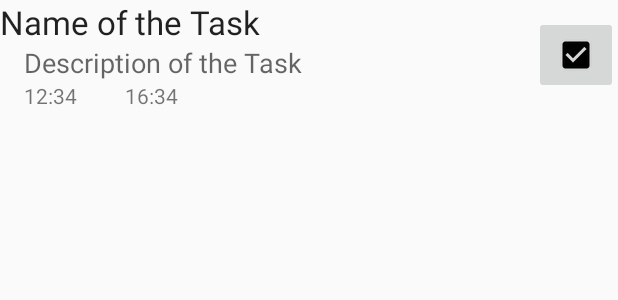
After one commit to arjunswaj/ToDoMaterial, an Android app: the layout incomplete_task_item.xml on its own in the app's theme, with its tools: preview values and no code run, on a phone screen of 412 x 824 dp. The commit adds this screen. Shown: the top 300 px of the screen. Run offline under Robolectric (Android 15) with nearby library versions, the phone set to English and light mode, and no system bars.

Commit message:
Designing the Incomplete task item.

```diff
--- /dev/null
+++ b/app/src/main/res/layout/incomplete_task_item.xml
@@ -0,0 +1,62 @@
+<?xml version="1.0" encoding="utf-8"?>
+<RelativeLayout xmlns:android="http://schemas.android.com/apk/res/android"
+                android:layout_width="match_parent"
+                android:layout_height="wrap_content">
+
+    <TextView
+        android:id="@+id/task_name"
+        style="@style/Base.TextAppearance.AppCompat.Large"
+        android:layout_width="match_parent"
+        android:layout_height="wrap_content"
+        android:layout_alignParentTop="true"
+        android:layout_toLeftOf="@+id/mark_complete"
+        android:layout_toStartOf="@+id/mark_complete"
+        android:text="@string/task_name"/>
+
+    <TextView
+        android:id="@+id/task_description"
+        style="@style/Base.TextAppearance.AppCompat.Medium"
+        android:layout_width="match_parent"
+        android:layout_height="wrap_content"
+        android:layout_below="@+id/task_name"
+        android:layout_marginLeft="@dimen/task_description_vertical_margin"
+        android:layout_marginRight="@dimen/task_description_vertical_margin"
+        android:layout_toLeftOf="@+id/mark_complete"
+        android:layout_toStartOf="@+id/mark_complete"
+        android:text="@string/task_description"/>
+
+    <TextView
+        android:id="@+id/task_start_time"
+        style="@style/Base.TextAppearance.AppCompat.Small"
+        android:layout_width="wrap_content"
+        android:layout_height="wrap_content"
+        android:layout_alignParentLeft="true"
+        android:layout_alignParentStart="true"
+        android:layout_below="@+id/task_description"
+        android:layout_marginLeft="@dimen/task_time_vertical_margin"
+        android:layout_marginRight="@dimen/task_time_vertical_margin"
+        android:text="@string/task_start_time"/>
+
+    <TextView
+        android:id="@+id/task_end_time"
+        style="@style/Base.TextAppearance.AppCompat.Small"
+        android:layout_width="wrap_content"
+        android:layout_height="wrap_content"
+        android:layout_below="@+id/task_description"
+        android:layout_marginLeft="@dimen/task_time_vertical_margin"
+        android:layout_marginRight="@dimen/task_time_vertical_margin"
+        android:layout_toEndOf="@+id/task_start_time"
+        android:layout_toLeftOf="@+id/mark_complete"
+        android:layout_toRightOf="@+id/task_start_time"
+        android:layout_toStartOf="@+id/mark_complete"
+        android:text="@string/task_end_time"/>
+
+    <ImageButton
+        android:id="@+id/mark_complete"
+        android:layout_width="wrap_content"
+        android:layout_height="wrap_content"
+        android:layout_alignParentEnd="true"
+        android:layout_alignParentRight="true"
+        android:layout_centerVertical="true"
+        android:src="@drawable/abc_btn_check_to_on_mtrl_015"/>
+</RelativeLayout>
--- a/app/src/main/res/values/dimens.xml
+++ b/app/src/main/res/values/dimens.xml
@@ -2,4 +2,6 @@
     <!-- Default screen margins, per the Android Design guidelines. -->
     <dimen name="activity_horizontal_margin">16dp</dimen>
     <dimen name="activity_vertical_margin">16dp</dimen>
+    <dimen name="task_description_vertical_margin">16dp</dimen>
+    <dimen name="task_time_vertical_margin">16dp</dimen>
 </resources>
--- a/app/src/main/res/values/strings.xml
+++ b/app/src/main/res/values/strings.xml
@@ -2,4 +2,8 @@
     <string name="app_name">To Do</string>
     <string name="hello_world">Hello world!</string>
     <string name="action_settings">Settings</string>
+    <string name="task_name">Name of the Task</string>
+    <string name="task_description">Description of the Task</string>
+    <string name="task_start_time">12:34</string>
+    <string name="task_end_time">16:34</string>
 </resources>
```
